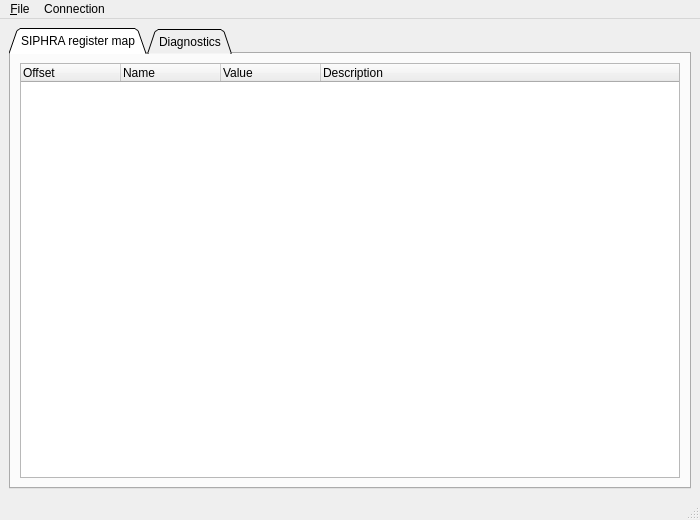
This is CubesControl/ui/cubescontrol.ui in tstana/cubes-sw as Qt 5 draws it before an edit. The edited form follows.
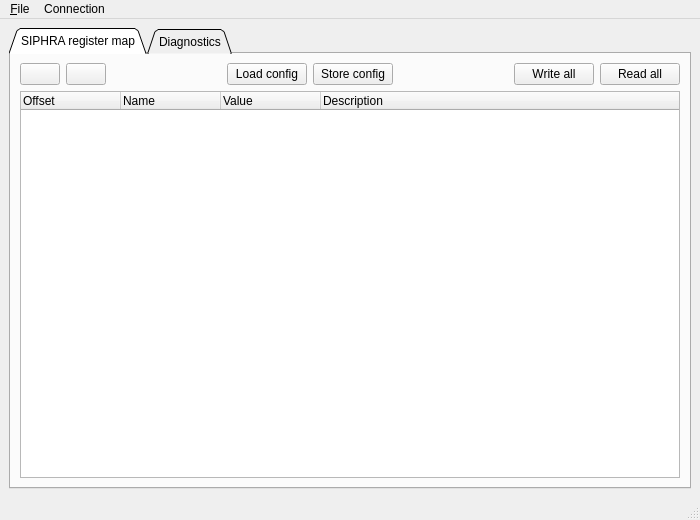
This is the edited form. Icons and pictures are not drawn.

Commit message: Added Expand and Collapse all buttons

The edit to the form file:
```diff
--- a/CubesControl/ui/cubescontrol.ui
+++ b/CubesControl/ui/cubescontrol.ui
@@ -30,7 +30,105 @@
        <attribute name="title">
         <string>SIPHRA register map</string>
        </attribute>
-       <layout class="QHBoxLayout" name="horizontalLayout_4">
+       <layout class="QVBoxLayout" name="verticalLayout_4">
+        <item>
+         <layout class="QHBoxLayout" name="horizontalLayout_4">
+          <item>
+           <widget class="QPushButton" name="btnCollapseSiphraRegTable">
+            <property name="toolTip">
+             <string>Collapse all</string>
+            </property>
+            <property name="text">
+             <string/>
+            </property>
+            <property name="icon">
+             <iconset resource="resources.qrc">
+              <normaloff>:/ui/collapsebutton/collapse-ico.png</normaloff>:/ui/collapsebutton/collapse-ico.png</iconset>
+            </property>
+            <property name="iconSize">
+             <size>
+              <width>16</width>
+              <height>13</height>
+             </size>
+            </property>
+           </widget>
+          </item>
+          <item>
+           <widget class="QPushButton" name="btnExpandSiphraRegTable">
+            <property name="toolTip">
+             <string>Expand all</string>
+            </property>
+            <property name="text">
+             <string/>
+            </property>
+            <property name="icon">
+             <iconset resource="resources.qrc">
+              <normaloff>:/ui/expandbutton/expand-ico.png</normaloff>:/ui/expandbutton/expand-ico.png</iconset>
+            </property>
+            <property name="iconSize">
+             <size>
+              <width>16</width>
+              <height>13</height>
+             </size>
+            </property>
+           </widget>
+          </item>
+          <item>
+           <spacer name="horizontalSpacer_3">
+            <property name="orientation">
+             <enum>Qt::Horizontal</enum>
+            </property>
+            <property name="sizeHint" stdset="0">
+             <size>
+              <width>40</width>
+              <height>20</height>
+             </size>
+            </property>
+           </spacer>
+          </item>
+          <item>
+           <widget class="QPushButton" name="btnLoadSiphraConfig">
+            <property name="text">
+             <string>Load config</string>
+            </property>
+           </widget>
+          </item>
+          <item>
+           <widget class="QPushButton" name="btnStoreSiphraConfig">
+            <property name="text">
+             <string>Store config</string>
+            </property>
+           </widget>
+          </item>
+          <item>
+           <spacer name="horizontalSpacer">
+            <property name="orientation">
+             <enum>Qt::Horizontal</enum>
+            </property>
+            <property name="sizeHint" stdset="0">
+             <size>
+              <width>40</width>
+              <height>20</height>
+             </size>
+            </property>
+           </spacer>
+          </item>
+          <item>
+           <widget class="QPushButton" name="btnWriteAllSiphraRegs">
+            <property name="text">
+             <string>Write all</string>
+            </property>
+           </widget>
+          </item>
+          <item>
+           <widget class="QPushButton" name="btnReadAllSiphraRegs">
+            <property name="text">
+             <string>Read all</string>
+            </property>
+           </widget>
+          </item>
+         </layout>
+        </item>
         <item>
          <widget class="QTreeWidget" name="treeSiphraRegMap">
           <property name="alternatingRowColors">
```
Left out of the diff: 4 changed lines with no effect on the pictures. The commit also changes 7 other files.
